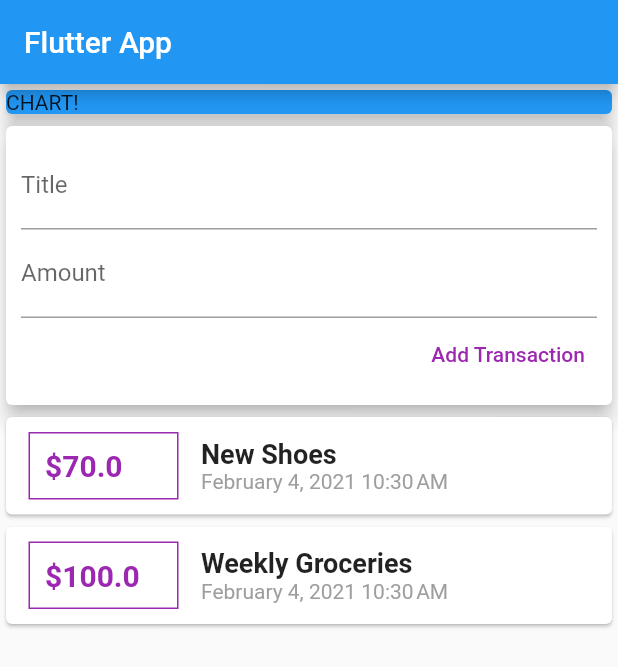
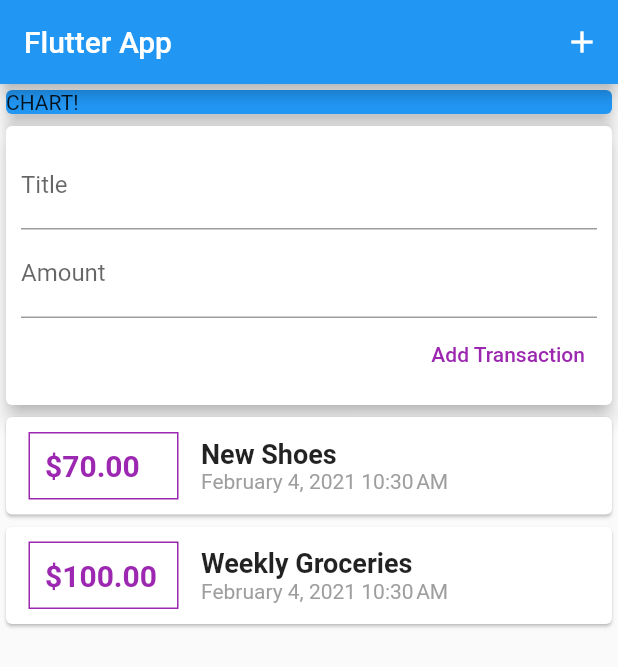
Before and after one commit to indyant/flutter_guide_expenses, a Flutter app: the screen it shows after launch, after a tap on "Add Transaction", on a phone screen of 412 x 824 dp. Shown: the top 667 px of the screen. Run offline on Flutter 3.47's test engine with Material 2 defaults, Android fonts, the phone set to English and light mode, and no system bars.

Commit message:
* Add SingleChildScrollView in main.dart * Add '+' icon on AppBar

```diff
--- a/lib/main.dart
+++ b/lib/main.dart
@@ -27,8 +27,15 @@ class MyHomePage extends StatelessWidget {
     return Scaffold(
       appBar: AppBar(
         title: Text('Flutter App'),
+        actions: <Widget>[
+          IconButton(
+            icon: Icon(Icons.add),
+            onPressed: () {},
           ),
-      body: Column(
+        ],
+      ),
+      body: SingleChildScrollView(
+        child: Column(
           // mainAxisAlignment: MainAxisAlignment.start,
           crossAxisAlignment: CrossAxisAlignment.stretch,
           children: <Widget>[
@@ -43,6 +50,7 @@ class MyHomePage extends StatelessWidget {
             UserTransaction(),
           ],
         ),
+      ),
     );
   }
 }
--- a/lib/widgets/new_transaction.dart
+++ b/lib/widgets/new_transaction.dart
@@ -7,6 +7,17 @@ class NewTransaction extends StatelessWidget {
   final Function _addCallback;
 
   NewTransaction(this._addCallback);
+
+  void submitData() {
+    final enteredTitle = titleController.text;
+    final enteredAmount = double.parse(amountController.text);
+
+    if (enteredTitle.isEmpty || enteredAmount <= 0) {
+      return;
+    }
+
+    _addCallback(enteredTitle, enteredAmount);
+  }
 
   @override
   Widget build(BuildContext context) {
@@ -22,6 +33,7 @@ class NewTransaction extends StatelessWidget {
                 labelText: 'Title',
               ),
               controller: titleController,
+              onSubmitted: (_) => submitData(),
               // onChanged: (value) {
               //   titleInput = value;
               // },
@@ -31,6 +43,8 @@ class NewTransaction extends StatelessWidget {
                 labelText: 'Amount',
               ),
               controller: amountController,
+              keyboardType: TextInputType.numberWithOptions(decimal: true),
+              onSubmitted: (_) => submitData(),
               // onChanged: (value) {
               //   amountInput = value;
               // },
@@ -40,12 +54,7 @@ class NewTransaction extends StatelessWidget {
               style: TextButton.styleFrom(
                 primary: Colors.purple,
               ),
-              onPressed: () {
-                _addCallback(
-                  titleController.text,
-                  double.parse(amountController.text),
-                );
-              },
+              onPressed: submitData,
             ),
           ],
         ),
--- a/lib/widgets/transaction_list.dart
+++ b/lib/widgets/transaction_list.dart
@@ -9,8 +9,10 @@ class TransactionList extends StatelessWidget {
 
   @override
   Widget build(BuildContext context) {
-    return Column(
-      children: _userTransactions.map((tx) {
+    return Container(
+      height: 300,
+      child: ListView.builder(
+        itemBuilder: (ctx, index) {
           return Card(
             child: Row(
               children: <Widget>[
@@ -25,7 +27,7 @@ class TransactionList extends StatelessWidget {
                   ),
                   padding: EdgeInsets.all(10),
                   child: Text(
-                  '\$${tx.amount}',
+                    '\$${_userTransactions[index].amount.toStringAsFixed(2)}',
                     style: TextStyle(
                       fontSize: 20,
                       fontWeight: FontWeight.bold,
@@ -37,14 +39,16 @@ class TransactionList extends StatelessWidget {
                   crossAxisAlignment: CrossAxisAlignment.start,
                   children: <Widget>[
                     Text(
-                    tx.title,
+                      _userTransactions[index].title,
                       style: TextStyle(
                         fontSize: 18,
                         fontWeight: FontWeight.bold,
                       ),
                     ),
                     Text(
-                    DateFormat.yMMMMd('en_US').add_jm().format(tx.date),
+                      DateFormat.yMMMMd('en_US')
+                          .add_jm()
+                          .format(_userTransactions[index].date),
                       style: TextStyle(
                         color: Colors.grey,
                       ),
@@ -54,7 +58,11 @@ class TransactionList extends StatelessWidget {
               ],
             ),
           );
-      }).toList(),
+        },
+        itemCount: _userTransactions.length,
+//        children: _userTransactions.map((tx) {
+//        }).toList(),
+      ),
     );
   }
 }
```
Lines whose indentation alone changed are shown as unchanged.
